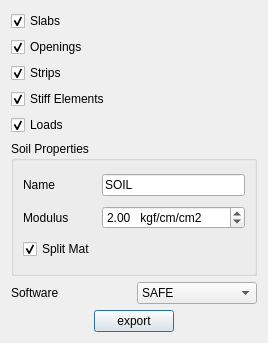
Old version of the form safe/punch/Resources/ui/safe_panel.ui in the repository ebrahimraeyat/OSAFE.
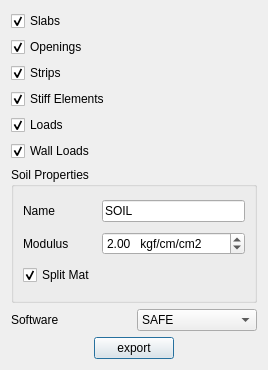
New version of the form.

Commit message: export wall loads to safe

```diff
--- a/safe/punch/Resources/ui/safe_panel.ui
+++ b/safe/punch/Resources/ui/safe_panel.ui
@@ -7,7 +7,7 @@
     <x>0</x>
     <y>0</y>
     <width>268</width>
-    <height>343</height>
+    <height>370</height>
    </rect>
   </property>
   <property name="windowTitle">
@@ -64,6 +64,16 @@
      </property>
     </widget>
    </item>
+   <item>
+    <widget class="QCheckBox" name="wall_loads">
+     <property name="text">
+      <string>Wall Loads</string>
+     </property>
+     <property name="checked">
+      <bool>true</bool>
+     </property>
+    </widget>
+   </item>
    <item>
     <widget class="QGroupBox" name="groupBox">
      <property name="title">
```
The commit also changes 4 other files.
